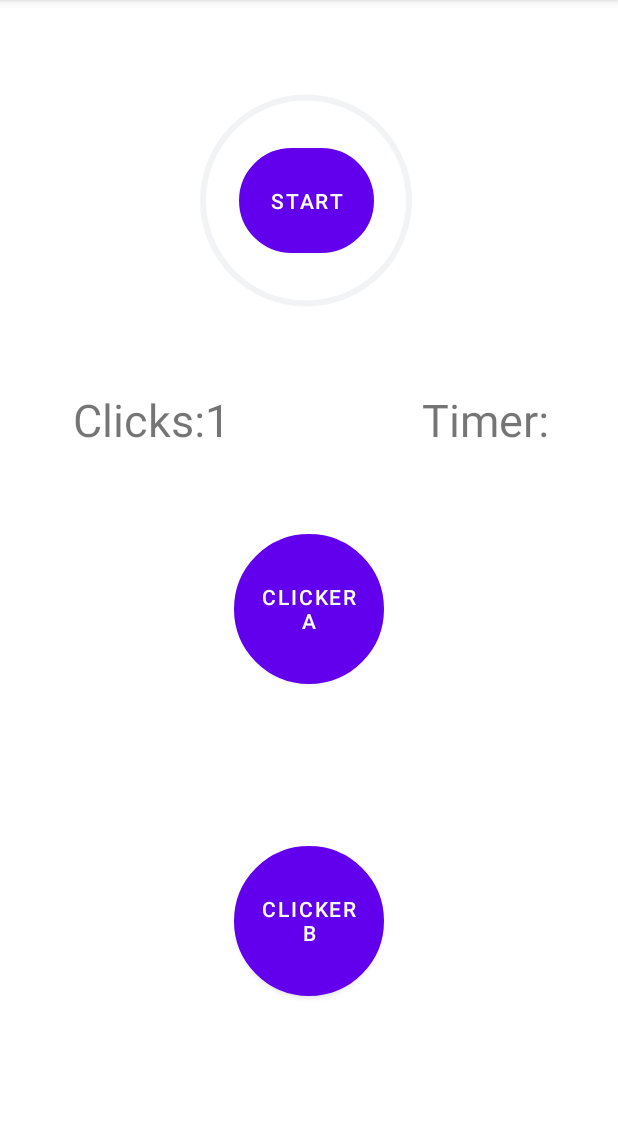
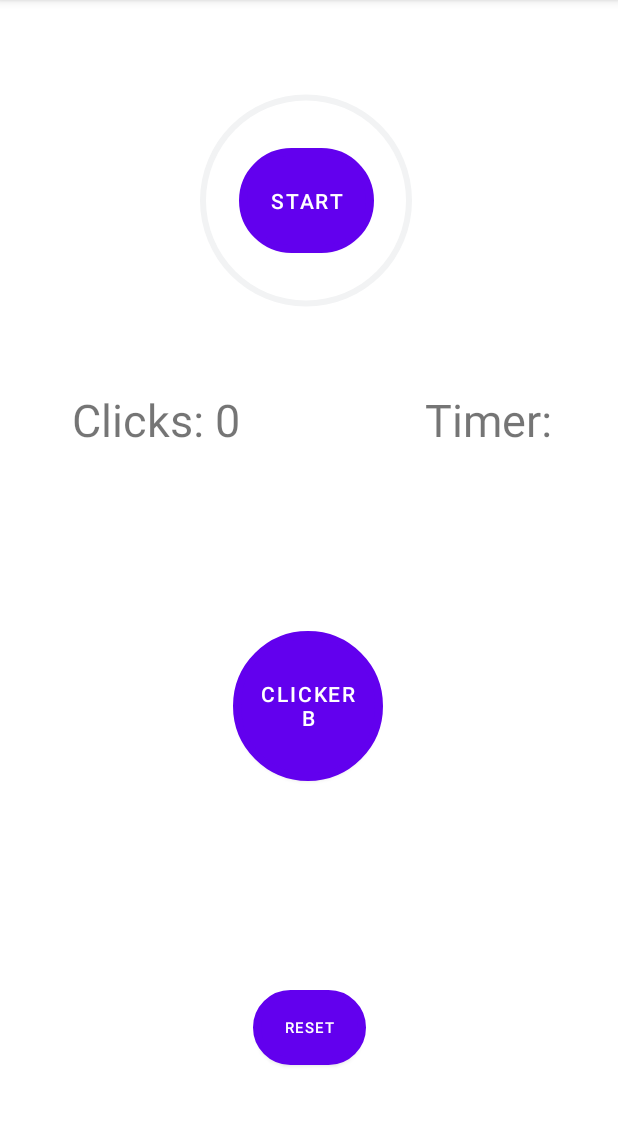
Before and after one commit to SuzetteRenteria/featureRunner, an Android app: the ClickerGameActivity screen opened directly, with no data from a screen before it, after a tap on "CLICKER B", on a phone screen of 412 x 824 dp, the part 84-1210 px from its top. Run offline under Robolectric (Android 15) with nearby library versions, the phone set to English and light mode, and no system bars; 1 other tap on this screen came first.

Commit message:
Removed Clicker A, fixed the Click and Timer TV (it wasn't displaying zero onFinish of timer), and fixed button layout on UI (it was bunched up before)

```diff
--- a/app/src/main/java/com/example/jokesapp/ClickerGameActivity.java
+++ b/app/src/main/java/com/example/jokesapp/ClickerGameActivity.java
@@ -2,6 +2,7 @@ package com.example.jokesapp;
 
 import androidx.appcompat.app.AppCompatActivity;
 
+import android.annotation.SuppressLint;
 import android.content.Context;
 import android.os.Bundle;
 import android.os.CountDownTimer;
@@ -17,14 +18,16 @@ import android.widget.TextView;
 import com.example.jokesapp.R;
 
 public class ClickerGameActivity extends AppCompatActivity {
-    Button clkrBtnA;
     Button clkrBtnB;
     Button clkrStartBtn;
+    Button clkrReset;
     TextView tv_ClksLeft;
     TextView tv_clkrTimer;
     ProgressBar roundProgBar;
-    int clksCntr = 0; // clicks counter
-    int secsLim = 20; // starting timer
+    static final int clksCntr_DEFAULT = 0;
+    int clksCntr = clksCntr_DEFAULT; // clicks counter
+    static final int secsLim_DEFAULT = 20; // for this game I decided 20 sec range
+    int secsLim = secsLim_DEFAULT; // starting timer
     private int highScore = 0; // track high score
 
     public void popUpWin(){
@@ -46,72 +49,85 @@ public class ClickerGameActivity extends AppCompatActivity {
 
     public int decSecsLim(){
         return secsLim--;
+    } // decrement timer val to 0
+
+    public int setToDefclksCntr(){ return clksCntr = clksCntr_DEFAULT; }
+    public int setToDefsecsLim(){ return secsLim = secsLim_DEFAULT; }
+    public int getclksCntr(){
+        return clksCntr;
     }
+    public int getSecsLim(){
+        return secsLim;
+    }
+
 
     @Override
     protected void onCreate(Bundle savedInstanceState) {
         super.onCreate(savedInstanceState);
         setContentView(R.layout.activity_clicker_game);
 
-        clkrBtnA = (Button) findViewById(R.id.clkrBtnA);
         clkrBtnB = (Button) findViewById(R.id.clkrBtnB);
         clkrStartBtn = (Button) findViewById(R.id.clkrStartBtn);
+        clkrReset = (Button) findViewById(R.id.resetBtn);
         tv_ClksLeft = (TextView) findViewById(R.id.tv_ClksLeft);
         tv_clkrTimer = (TextView) findViewById(R.id.tv_clkrTimer);
         roundProgBar = (ProgressBar) findViewById(R.id.roundProgBar);
-        final CountDownTimer tmr = new CountDownTimer(20*1000, 1000) {
+        final CountDownTimer tmr = new CountDownTimer(secsLim_DEFAULT * 1000, 1000) {
             @Override
             public void onTick(long millisUntilFinished) {
-                int t = decSecsLim();
-                String t1 = getString(R.string.timeLeft);
-                roundProgBar.setProgress(t * 5);
+                //int t = decSecsLim();
+                roundProgBar.setProgress(decSecsLim() * 5);
                 roundProgBar.setMax(100);
-                tv_clkrTimer.setText(t1 + Integer.toString(t));
+                tv_clkrTimer.setText(getString(R.string.timerLeft_msg, getSecsLim()));
             }
 
             @Override
             public void onFinish() {
-                clkrBtnA.setEnabled(false);
                 clkrBtnB.setEnabled(false);
                 roundProgBar.setProgress(0);
-                //add win
-                popUpWin();
+                tv_ClksLeft.setText(getString(R.string.clksLeft_msgg, getclksCntr()));
+                tv_clkrTimer.setText(getString(R.string.timerLeft_msg, getSecsLim()));
+                popUpWin(); // popup window
             }
         };
 
         clkrStartBtn.setOnClickListener(new View.OnClickListener() {
             @Override
             public void onClick(View v) {
-                clkrBtnA.setEnabled(true);
                 clkrBtnB.setEnabled(true);
                 clkrStartBtn.setEnabled(false);
                 clksCntr = 0;
-                secsLim = 20;
+                secsLim = secsLim_DEFAULT;
                 tmr.start();
             }
+            /*
             public void onFinish(View v){
                 // game over
-                clkrBtnA.setEnabled(false);
                 clkrBtnB.setEnabled(false);
                 String t1 = getString(R.string.clkrOVER);
                 tv_ClksLeft.setText(t1 + Integer.toString(clksCntr));
             }
+
+             */
         });
 
-        Thread tT2 = new Thread(new Runnable() {
+
+
+        clkrReset.setOnClickListener(new View.OnClickListener() {
             @Override
-            public void run() {
-                clkrBtnA.setOnClickListener(new View.OnClickListener() {
-                    @Override
-                    public void onClick(View v) {
-                        //clksCntr++;
-                        String t2 = getString(R.string.tv_clksLeft);
-                        int it2 = incClksCntr();
-                        tv_ClksLeft.setText(t2 + Integer.toString(it2));
-                    }
-                });
+            public void onClick(View v) {
+                tmr.cancel();
+
+                clkrStartBtn.setEnabled(true);
+                setToDefclksCntr();
+                setToDefsecsLim();
+
+                tv_ClksLeft.setText(getString(R.string.clksLeft_msgg, getclksCntr()));
+                tv_clkrTimer.setText(getString(R.string.timerLeft_msg, getSecsLim()));
+                roundProgBar.setProgress(0);
             }
         });
+
 
         Thread tT = new Thread(new Runnable() {
             @Override
@@ -121,27 +137,15 @@ public class ClickerGameActivity extends AppCompatActivity {
                     public void onClick(View v) {
                         //clksCntr++;
                         //incClksCntr(clksCntr);
-                        String t3 = getString(R.string.tv_clksLeft);
-                        int it3 = incClksCntr();
-                        tv_ClksLeft.setText(t3 + Integer.toString(it3));
+                        //String t3 = getString(R.string.tv_clksLeft);
+                        //int it3 = incClksCntr();
+                        tv_ClksLeft.setText(getString(R.string.clksLeft_msgg, incClksCntr()));
                     }
                 });
             }
-        });
+        }); // Button B thread
 
-        tT2.start();
         tT.start();
-
-        try {
-            tT2.join();
-        } catch (InterruptedException e) {
-            throw new RuntimeException(e);
-        }
-        try {
-            tT.join();
-        } catch (InterruptedException e) {
-            throw new RuntimeException(e);
-        }
 
     }
 }
--- a/app/src/main/res/layout/activity_clicker_game.xml
+++ b/app/src/main/res/layout/activity_clicker_game.xml
@@ -8,31 +8,17 @@
     tools:context=".ClickerGameActivity">
 
     <Button
-        android:id="@+id/clkrBtnA"
-        android:layout_width="100dp"
-        android:layout_height="100dp"
-        android:layout_marginTop="56dp"
-        android:layout_weight="1"
-        android:background="@drawable/clicker_border"
-        android:text="@string/clickerBTNA"
-        app:flow_horizontalAlign="center"
-        app:layout_constraintEnd_toEndOf="parent"
-        app:layout_constraintHorizontal_bias="0.501"
-        app:layout_constraintStart_toStartOf="parent"
-        app:layout_constraintTop_toBottomOf="@+id/tv_ClksLeft" />
-
-    <Button
         android:id="@+id/clkrBtnB"
         android:layout_width="100dp"
         android:layout_height="100dp"
+        android:layout_marginTop="50dp"
         android:background="@drawable/clicker_border"
         android:text="@string/clickerBTNB"
-        app:layout_constraintBottom_toBottomOf="parent"
+        app:layout_constraintBottom_toTopOf="@+id/resetBtn"
         app:layout_constraintEnd_toEndOf="parent"
-        app:layout_constraintHorizontal_bias="0.501"
+        app:layout_constraintHorizontal_bias="0.498"
         app:layout_constraintStart_toStartOf="parent"
-        app:layout_constraintTop_toBottomOf="@+id/clkrBtnA"
-        app:layout_constraintVertical_bias="0.509" />
+        app:layout_constraintTop_toBottomOf="@+id/roundProgBar" />
 
     <TextView
         android:id="@+id/tv_ClksLeft"
@@ -85,4 +71,18 @@
         app:layout_constraintStart_toEndOf="@+id/tv_ClksLeft"
         app:layout_constraintTop_toBottomOf="@+id/roundProgBar" />
 
+    <Button
+        android:id="@+id/resetBtn"
+        android:layout_width="75dp"
+        android:layout_height="50dp"
+        android:layout_marginTop="20dp"
+        android:background="@drawable/clicker_border"
+        android:text="@string/clkrReset"
+        android:textSize="10sp"
+        app:layout_constraintBottom_toBottomOf="parent"
+        app:layout_constraintEnd_toEndOf="parent"
+        app:layout_constraintStart_toStartOf="parent"
+        app:layout_constraintTop_toBottomOf="@+id/roundProgBar"
+        app:layout_constraintVertical_bias="0.876" />
+
 </androidx.constraintlayout.widget.ConstraintLayout>
--- a/app/src/main/res/values/strings.xml
+++ b/app/src/main/res/values/strings.xml
@@ -36,11 +36,14 @@
     <string name="clicker_Game">Clicker</string>
     <string name="clickerBTNA">CLICKER A</string>
     <string name="clickerBTNB">CLICKER B</string>
-    <string name="tv_clksLeft">Clicks:  </string>
+    <string name="tv_clksLeft">Clicks: </string>
+    <string name="clksLeft_msgg">Clicks: %1$d</string>
     <string name="clicker_StartBtn">START</string>
     <string name="clkrOVER">Final Count: </string>
     <string name="timeLeft">Timer: </string>
+    <string name="timerLeft_msg">Timer: %1$d</string>
     <string name="clkrPopUpWinGameOver">GAME OVER!</string>
+    <string name="clkrReset">RESET</string>
 
 
 </resources>
```
